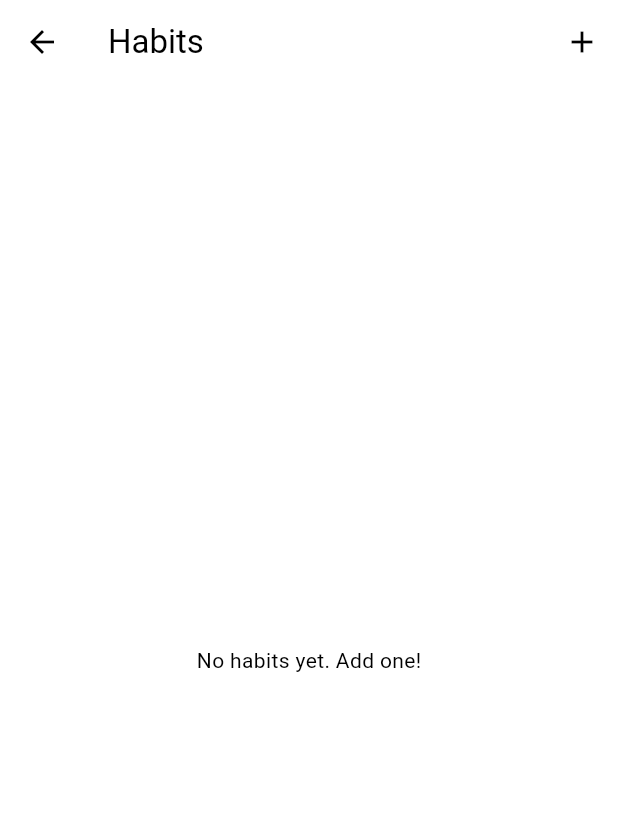
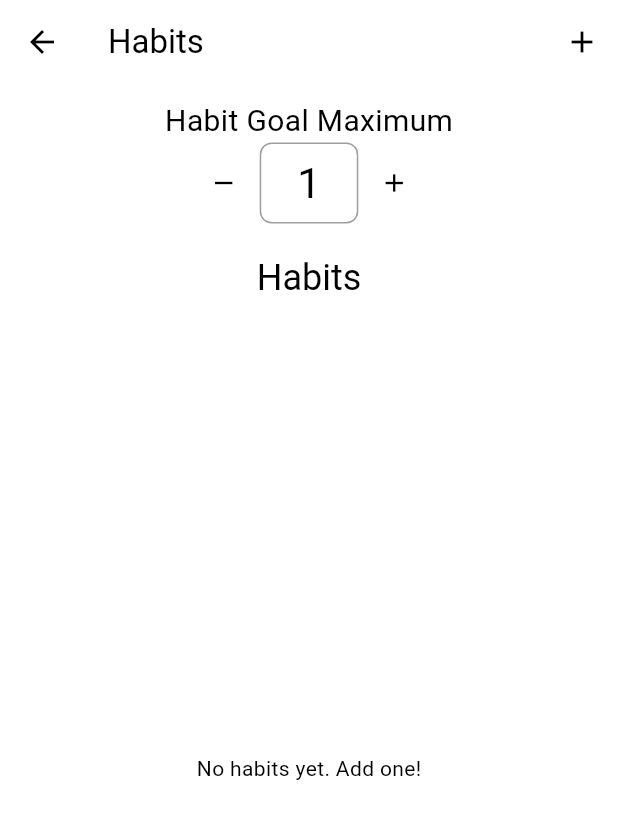
Before and after one commit to yibab/gitish-tracker, a Flutter app: the screen it shows after launch, after a tap on the "list" icon, on a phone screen of 412 x 824 dp. Shown: the top 819 px of the screen. Run offline on Flutter 3.47's test engine with Material 3 defaults, Android fonts, the phone set to English and light mode, and no system bars; our stand-ins replace drift; accounts and stored records are empty; generated files the repository leaves out were written again.

Commit message:
database update

```diff
--- a/lib/database.dart
+++ b/lib/database.dart
@@ -7,34 +7,72 @@ import 'package:path/path.dart' as p;
 
 part 'database.g.dart';
 
+// Defines the table for storing habits.
 class Habits extends Table {
   IntColumn get id => integer().autoIncrement()();
   TextColumn get name => text().withLength(min: 1, max: 50)();
 }
 
-@DriftDatabase(tables: [Habits])
+// Defines the table for storing daily completions of habits.
+class Completions extends Table {
+  IntColumn get id => integer().autoIncrement()();
+  IntColumn get habitId => integer().references(Habits, #id)();
+  DateTimeColumn get date => dateTime()();
+}
+
+// A simple key-value table for app settings, like the habit goal.
+class Settings extends Table {
+  // Using a fixed ID of 0 for the single settings row.
+  IntColumn get id => integer().withDefault(const Constant(0))();
+  IntColumn get habitGoal => integer().withDefault(const Constant(1))();
+
+  @override
+  Set<Column> get primaryKey => {id};
+}
+
+@DriftDatabase(tables: [Habits, Completions, Settings])
 class AppDatabase extends _$AppDatabase {
   AppDatabase() : super(_openConnection());
 
   @override
   int get schemaVersion => 1;
 
-  // Method to add a new habit
-  Future<int> addHabit(String name) {
-    return into(habits).insert(HabitsCompanion(name: Value(name)));
+  // Habit Methods
+  Future<int> addHabit(String name) => into(habits).insert(HabitsCompanion(name: Value(name)));
+  Stream<List<Habit>> watchAllHabits() => select(habits).watch();
+
+  // Settings Methods
+  Stream<int> watchHabitGoal() {
+    // Ensure the settings row exists, then watch it.
+    return (select(settings)..where((tbl) => tbl.id.equals(0))).watchSingle().map((s) => s.habitGoal);
   }
 
-  // Method to get all habits
-  Stream<List<Habit>> watchAllHabits() {
-    return select(habits).watch();
+  Future<void> updateHabitGoal(int goal) {
+    return into(settings).insertOnConflictUpdate(SettingsCompanion(habitGoal: Value(goal)));
+  }
+
+  // Completion Methods
+  Stream<int> watchCompletionCountForDay(DateTime date) {
+    final query = select(completions)..where((tbl) => tbl.date.equals(date));
+    return query.watch().map((rows) => rows.length);
+  }
+
+  Future<void> addCompletion(int habitId, DateTime date) {
+    return into(completions).insert(CompletionsCompanion(
+      habitId: Value(habitId),
+      date: Value(date),
+    ));
+  }
+
+  Future<void> removeCompletion(int habitId, DateTime date) {
+    return (delete(completions)
+      ..where((tbl) => tbl.habitId.equals(habitId) & tbl.date.equals(date)))
+      .go();
   }
 }
 
 LazyDatabase _openConnection() {
-  // the LazyDatabase util lets us find the right location for the file async.
   return LazyDatabase(() async {
-    // put the database file, called db.sqlite here, into the documents folder
-    // for your app.
     final dbFolder = await getApplicationDocumentsDirectory();
     final file = File(p.join(dbFolder.path, 'db.sqlite'));
     return NativeDatabase(file);
--- a/lib/habits_page.dart
+++ b/lib/habits_page.dart
@@ -12,6 +12,24 @@ class HabitsPage extends StatefulWidget {
 }
 
 class _HabitsPageState extends State<HabitsPage> {
+  int habitGoal = 1;
+
+  void _incrementHabitGoal() {
+    setState(() {
+      if (habitGoal < 7) {
+        habitGoal++;
+      }
+    });
+  }
+
+  void _decrementHabitGoal() {
+    setState(() {
+      if (habitGoal > 1) {
+        habitGoal--;
+      }
+    });
+  }
+
   @override
   Widget build(BuildContext context) {
     return Scaffold(
@@ -24,7 +42,50 @@ class _HabitsPageState extends State<HabitsPage> {
           ),
         ],
       ),
-      body: StreamBuilder<List<Habit>>(
+      body: Column(
+        children: [
+          const SizedBox(height: 10),
+          Center(
+            child: Column(
+              children: [
+                const Text(
+                  'Habit Goal Maximum',
+                  style: TextStyle(fontSize: 20),
+                ),
+                Row(
+                  mainAxisAlignment: MainAxisAlignment.center,
+                  children: [
+                    IconButton(
+                      onPressed: _decrementHabitGoal,
+                      icon: const Icon(Icons.remove, size: 20),
+                    ),
+                    Container(
+                      padding: const EdgeInsets.symmetric(
+                          horizontal: 24,
+                          vertical: 8,
+                      ),
+                      decoration: BoxDecoration(
+                        border: Border.all(color: Colors.grey),
+                        borderRadius: BorderRadius.circular(8.0),
+                      ),
+                      child: Text(
+                        '$habitGoal',
+                        style: Theme.of(context).textTheme.headlineMedium,
+                      ),
+                    ),
+                    IconButton(
+                      onPressed: _incrementHabitGoal,
+                      icon: const Icon(Icons.add, size: 20),
+                    ),
+                  ],
+                ),
+              ],
+            ),
+          ),
+          const SizedBox(height: 20),
+          Text("Habits", style: Theme.of(context).textTheme.headlineSmall),
+          Expanded(
+            child: StreamBuilder<List<Habit>>(
               stream: appDatabase.watchAllHabits(),
               builder: (context, snapshot) {
                 final habits = snapshot.data ?? [];
@@ -39,12 +100,28 @@ class _HabitsPageState extends State<HabitsPage> {
                   itemCount: habits.length,
                   itemBuilder: (context, index) {
                     final habit = habits[index];
-              return ListTile(
+                    return Dismissible(
+                      key: Key(habit.id.toString()),
+                      direction: DismissDirection.endToStart,
+                      onDismissed: (direction) {
+                        // Do nothing for now
+                      },
+                      background: Container(
+                        color: Colors.red,
+                        alignment: Alignment.centerRight,
+                        padding: const EdgeInsets.symmetric(horizontal: 20.0),
+                        child: const Icon(Icons.delete, color: Colors.white),
+                      ),
+                      child: ListTile(
                         title: Text(habit.name),
+                      ),
                     );
                   },
                 );
               },
+            ),
+          ),
+        ],
       ),
     );
   }
--- a/lib/home_page.dart
+++ b/lib/home_page.dart
@@ -14,9 +14,8 @@ class MyHomePage extends StatefulWidget {
 
 class _MyHomePageState extends State<MyHomePage> {
   // A map to store the checked state of each habit.
-  // The key is the habit's ID, and the value is whether it's checked.
   final Map<int, bool> _checkedHabits = {};
-  bool _showMonth = true;
+  final bool _showMonth = true; // The month will now always be shown
 
   @override
   Widget build(BuildContext context) {
@@ -45,43 +44,45 @@ class _MyHomePageState extends State<MyHomePage> {
         ],
       ),
       body: SingleChildScrollView(
-        child: Padding(
-          padding: const EdgeInsets.symmetric(horizontal: 16.0),
         child: Column(
           crossAxisAlignment: CrossAxisAlignment.start,
           children: [
             if (_showMonth)
               Padding(
-                  padding: const EdgeInsets.symmetric(horizontal: 8.0,),
+                padding: const EdgeInsets.symmetric(horizontal: 16, vertical: 8.0),
                 child: Text(
-                    'Oct',
+                  'Oct 2025',
                   style: Theme.of(context).textTheme.headlineSmall,
                 ),
               )
             else
-                const SizedBox(height: 32.0),
-              // Adjust height to match text style
-              GestureDetector(
-                onHorizontalDragEnd: (details) {
-                  setState(() {
-                    _showMonth = !_showMonth;
-                  });
-                },
-                child: GridView.count(
-                  crossAxisCount: 6,
-                  shrinkWrap: true,
-                  physics: const NeverScrollableScrollPhysics(),
-                  children: List.generate(42, (index) {
+              const SizedBox(height: 48.0), // Match headlineSmall height + padding
+
+            AspectRatio(
+              // This forces the container to a 6-wide by 7-high ratio,
+              // which will keep the cells inside square.
+              aspectRatio: 6 / 7,
+              child: GridView.builder(
+                scrollDirection: Axis.horizontal,
+                gridDelegate: const SliverGridDelegateWithFixedCrossAxisCount(
+                  crossAxisCount: 7, // 7 rows
+                  mainAxisSpacing: 4.0,
+                  crossAxisSpacing: 4.0,
+                ),
+                itemBuilder: (context, index) {
+                  // The grid now infinitely scrolls to the left (by reversing the list)
                   return Card(
-                      color: Colors.grey[200],
+                    color: Colors.green[700],
                     shadowColor: Colors.transparent,
                   );
-                  }),
+                },
+                // By not providing an itemCount, the grid becomes infinite.
+                reverse: true, // This makes the grid scroll infinitely to the left.
               ),
             ),
+            const SizedBox(height: 16),
             StreamBuilder<List<Habit>>(
               stream: appDatabase.watchAllHabits(),
-                // appDatabase is from habits_page
               builder: (context, snapshot) {
                 final habits = snapshot.data ?? [];
 
@@ -89,13 +90,13 @@ class _MyHomePageState extends State<MyHomePage> {
                   return const Center(
                     child: Padding(
                       padding: EdgeInsets.all(16.0),
-                        child:
-                            Text('No habits yet. Add one on the Habits page!'),
+                      child: Text('No habits yet. Add one on the Habits page!'),
                     ),
                   );
                 }
 
                 return ListView.builder(
+                  physics: const NeverScrollableScrollPhysics(),
                   shrinkWrap: true,
                   itemCount: habits.length,
                   itemBuilder: (context, index) {
@@ -112,7 +113,9 @@ class _MyHomePageState extends State<MyHomePage> {
                         },
                       ),
                       title: Text(
-                            habit.name, style: Theme.of(context).textTheme.headlineLarge), // Using default style for better fit
+                        habit.name,
+                        style: Theme.of(context).textTheme.headlineSmall,
+                      ),
                     );
                   },
                 );
@@ -121,7 +124,6 @@ class _MyHomePageState extends State<MyHomePage> {
           ],
         ),
       ),
-      ),
     );
   }
 }
```
Lines whose indentation alone changed are shown as unchanged.
